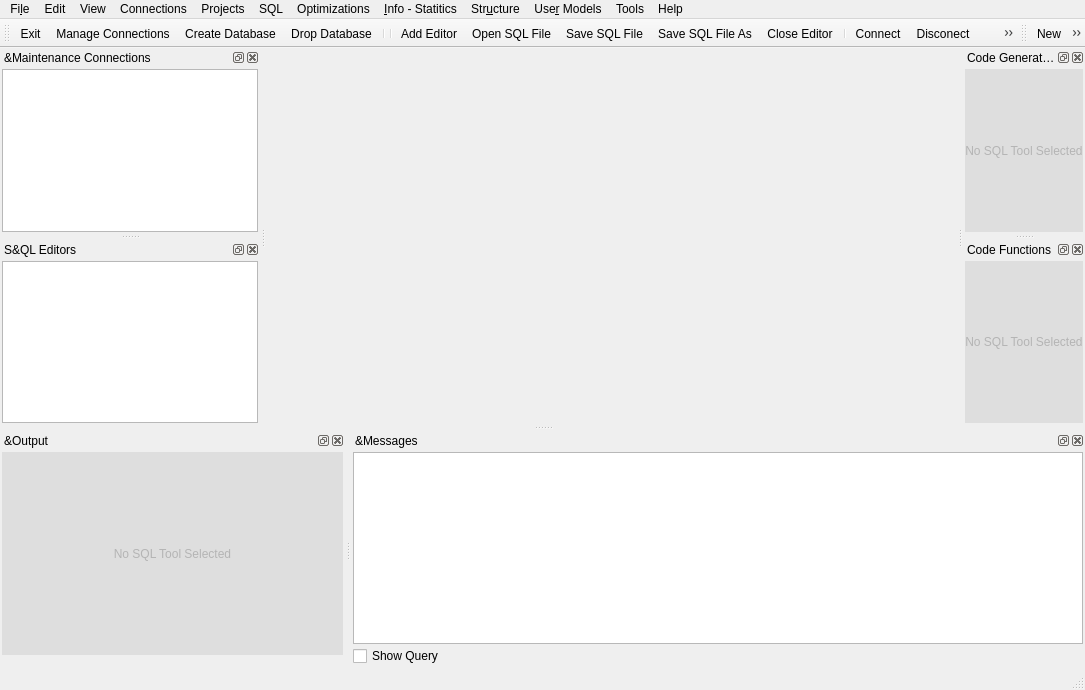
First picture: the form in GUI/pgdbatool/mainwindow.ui, repository marcotcal/PG-DBA-Tools, before the edit.
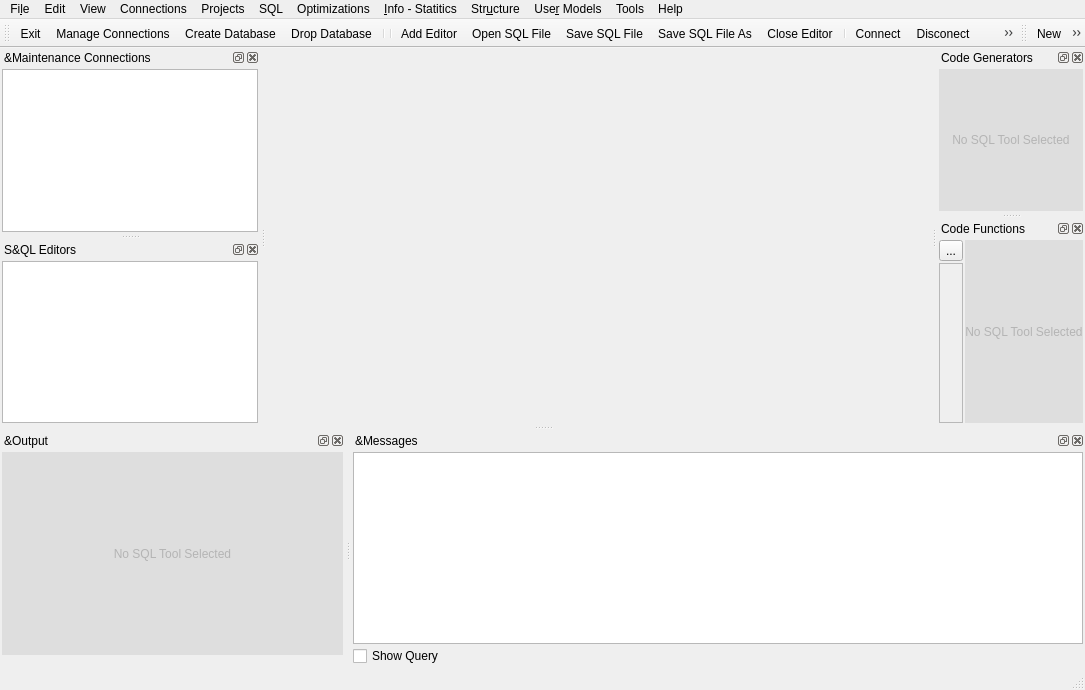
Second picture: the form after the edit. Icons and pictures are not drawn.

Commit message: Add Button to exec plugin function

Diff of the .ui file:
```diff
--- a/GUI/pgdbatool/mainwindow.ui
+++ b/GUI/pgdbatool/mainwindow.ui
@@ -578,6 +578,37 @@
      <property name="bottomMargin">
       <number>2</number>
      </property>
+     <item>
+      <layout class="QVBoxLayout" name="verticalLayout_8">
+       <property name="spacing">
+        <number>2</number>
+       </property>
+       <property name="leftMargin">
+        <number>0</number>
+       </property>
+       <item>
+        <widget class="QToolButton" name="bt_execute">
+         <property name="text">
+          <string>...</string>
+         </property>
+         <property name="icon">
+          <iconset resource="pgdbatool.qrc">
+           <normaloff>:/icons/images/icons/icons8-automation-48.png</normaloff>:/icons/images/icons/icons8-automation-48.png</iconset>
+         </property>
+        </widget>
+       </item>
+       <item>
+        <widget class="QFrame" name="frame">
+         <property name="frameShape">
+          <enum>QFrame::StyledPanel</enum>
+         </property>
+         <property name="frameShadow">
+          <enum>QFrame::Raised</enum>
+         </property>
+        </widget>
+       </item>
+      </layout>
+     </item>
      <item>
       <widget class="QStackedWidget" name="function_stack">
        <property name="currentIndex">
```
Left out of the diff: 2 changed lines with no effect on the pictures. The commit also changes 4 other files.
